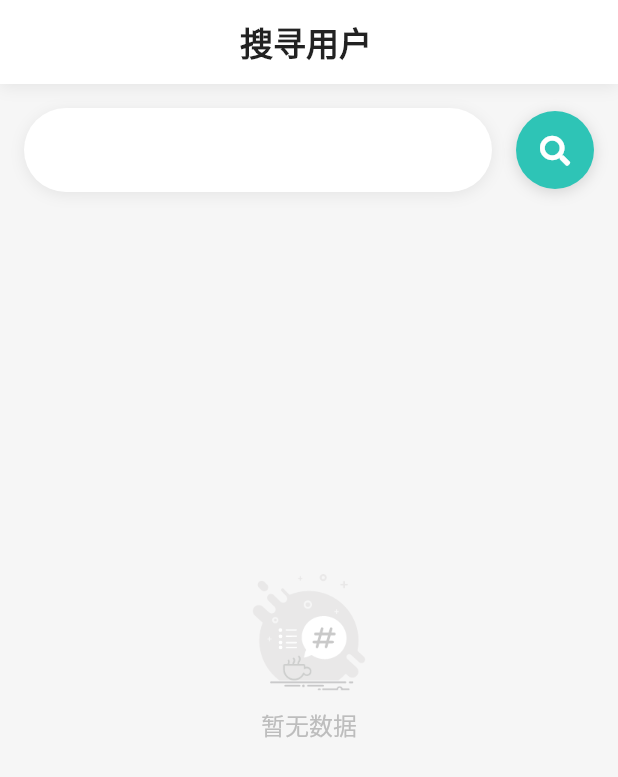
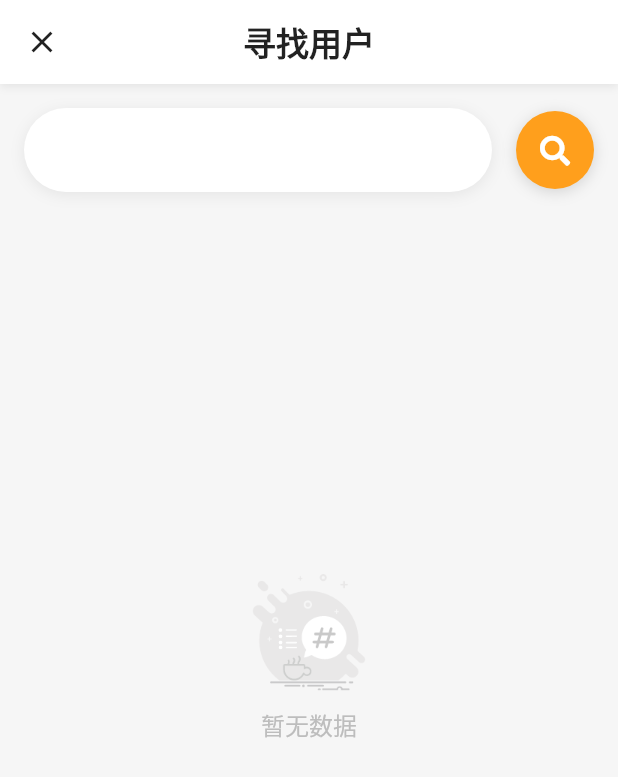
Before and after one commit to ogromwang/xhz_app, a Flutter app: the MyFriendsList screen opened directly, after a tap on the "search" icon, on a phone screen of 412 x 824 dp. Shown: the top 777 px of the screen. Run offline on Flutter 3.47's test engine with Material 2 defaults, Android fonts, the phone set to English and light mode, and no system bars; our stand-ins replace connectivity, dio, flutter_easyrefresh, flutter_image_compress, flutter_screenutil, flutter_slidable and 6 more; accounts and stored records are empty; Roboto replaces fonts that are missing (WorkSans); statements that could not run were skipped.

Commit message:
rector: 调整样式
调整样式

```diff
--- a/lib/common/widgets.dart
+++ b/lib/common/widgets.dart
@@ -65,7 +65,7 @@ Widget getSearchBarUI(OnChanged onChanged, OnTap onTap) {
         ),
         Container(
           decoration: BoxDecoration(
-            color: HexColor('#2ec4b6'),
+            color: AppTheme.primaryColor,
             borderRadius: const BorderRadius.all(
               Radius.circular(38.0),
             ),
--- a/lib/page/friends/find_friends.dart
+++ b/lib/page/friends/find_friends.dart
@@ -48,7 +48,9 @@ class _FindFriendsState extends State<FindFriends> {
 
   Widget _getSliceItem(BuildContext context, int index) {
     var item = stateModel.listData.list[index];
-    return Slidable(
+    return Column(
+      children: [
+        Slidable(
             key: ValueKey("$index"),
             // 同一组
             groupTag: "ccc",
@@ -63,23 +65,23 @@ class _FindFriendsState extends State<FindFriends> {
                   onPressed: (_) {
                     stateModel.applyAddFriend(context, item.id);
                   },
-              backgroundColor: Colors.teal,
+                  backgroundColor: AppTheme.primaryColor,
                   icon: Icons.account_circle_sharp,
                   label: '申请好友',
                 )
               ],
-        ));
+            )
+        ),
+
+        Divider()
+      ],
+    );
   }
 
   Widget _getItem(BuildContext context, int index) {
     var item = stateModel.listData.list[index];
     return Padding(
       padding: const EdgeInsets.only(bottom: 4),
-      child: Column(crossAxisAlignment: CrossAxisAlignment.center, children: [
-        Slidable(
-            key: ValueKey("$index"),
-            // 同一组
-            groupTag: "ccc",
       child: Row(
         children: [
           Padding(
@@ -89,7 +91,7 @@ class _FindFriendsState extends State<FindFriends> {
               width: 60,
               child: ClipRRect(
                 borderRadius: const BorderRadius.all(Radius.circular(40.0)),
-                      child: Image.network('${item.profilePicture}', fit: BoxFit.cover),
+                child: ImageWidget.getImage(item.profilePicture),
               ),
             ),
           ),
@@ -99,24 +101,6 @@ class _FindFriendsState extends State<FindFriends> {
           ),
         ],
       ),
-            // 左侧按钮列表
-            startActionPane: ActionPane(
-              extentRatio: 0.3,
-              // 滑出选项的面板 动画
-              motion: const DrawerMotion(),
-              children: [
-                SlidableAction(
-                  onPressed: (_) {
-                    stateModel.applyAddFriend(context, item.id);
-                  },
-                  backgroundColor: Colors.teal,
-                  icon: Icons.account_circle_sharp,
-                  label: '申请好友',
-                )
-              ],
-            )),
-        Divider()
-      ]),
     );
   }
 
@@ -205,33 +189,43 @@ class _FindFriendsState extends State<FindFriends> {
     ]));
   }
 
-  // 顶部的布局
+  /// 上方的 app bar
   Widget getAppBarUI() {
     return Container(
       decoration: BoxDecoration(
         color: HomeAppTheme.buildLightTheme().backgroundColor,
         boxShadow: <BoxShadow>[
-          BoxShadow(color: Colors.grey.withOpacity(0.2), offset: const Offset(0, 2), blurRadius: 8.0),
+          BoxShadow(color: Colors.grey.withOpacity(0.2), offset: const Offset(0, 2), blurRadius: 4.0),
         ],
       ),
       child: Padding(
         padding: EdgeInsets.only(top: MediaQuery.of(context).padding.top, left: 8, right: 8),
         child: Row(
           children: <Widget>[
-            // 左箭头
             Container(
               alignment: Alignment.centerLeft,
               width: AppBar().preferredSize.height + 40,
               height: AppBar().preferredSize.height,
-              child: const Material(color: Colors.transparent, child: Text("")),
+              child: Material(
+                color: Colors.transparent,
+                child: InkWell(
+                  borderRadius: const BorderRadius.all(
+                    Radius.circular(32.0),
                   ),
-
-            // 中间文字
-            const Expanded(
-              flex: 2,
+                  onTap: () {
+                    Navigator.pop(context);
+                  },
+                  child: Padding(
+                    padding: const EdgeInsets.all(8.0),
+                    child: Icon(Icons.close),
+                  ),
+                ),
+              ),
+            ),
+            Expanded(
               child: Center(
                 child: Text(
-                  "搜寻用户",
+                  '寻找用户',
                   style: TextStyle(
                     fontWeight: FontWeight.w600,
                     fontSize: 22,
@@ -239,8 +233,10 @@ class _FindFriendsState extends State<FindFriends> {
                 ),
               ),
             ),
-
-            Spacer()
+            Container(
+              width: AppBar().preferredSize.height + 40,
+              height: AppBar().preferredSize.height,
+            )
           ],
         ),
       ),
--- a/lib/routes/navigation.dart
+++ b/lib/routes/navigation.dart
@@ -1,5 +1,6 @@
 
 import 'package:demo_app/page/add/push_record.dart';
+import 'package:demo_app/page/friends/find_friends.dart';
 import 'package:flutter/material.dart';
 
 // NavigationButton 下方的导航栏
@@ -78,7 +79,12 @@ class FloatingAddFriendButton extends StatelessWidget {
   Widget build(BuildContext context) {
     return FloatingActionButton(
       onPressed: () {
-        Navigator.pushNamed(context, '/find');
+        FocusScope.of(context).requestFocus(FocusNode());
+        Navigator.push<dynamic>(
+          context,
+          MaterialPageRoute<dynamic>(builder: (BuildContext context) => FindFriends(), fullscreenDialog: true),
+        );
+
       },
       child: const Icon(Icons.search, color: Colors.white,),
     );
```
Also changed, not shown: lib/page/friends/my_friends_list.dart (+4 -4 lines). Lines whose indentation alone changed are shown as unchanged.
